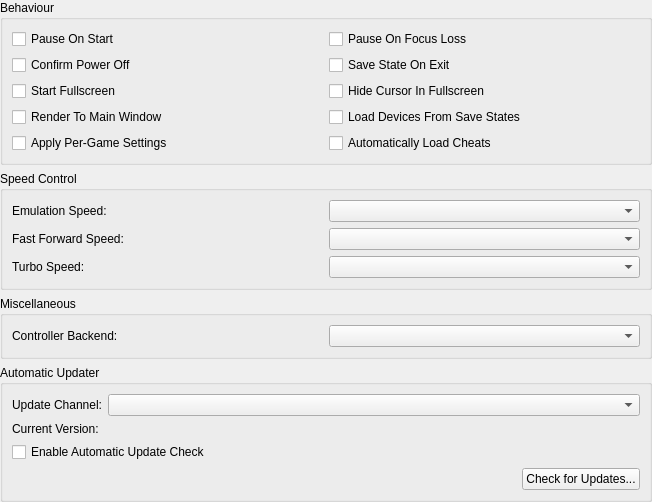
kofxi3584karlayang/duckstation, file src/duckstation-qt/generalsettingswidget.ui: the form before one commit.
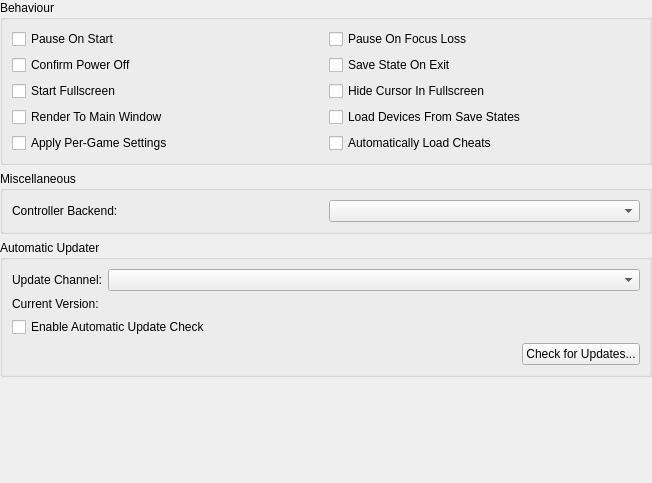
The form after the commit.

Commit message: Qt: Move emulation speed settings to console settings

Patch:
```diff
--- a/src/duckstation-qt/generalsettingswidget.ui
+++ b/src/duckstation-qt/generalsettingswidget.ui
@@ -105,45 +105,6 @@
      </layout>
     </widget>
    </item>
-   <item>
-    <widget class="QGroupBox" name="groupBox_3">
-     <property name="title">
-      <string>Speed Control</string>
-     </property>
-     <layout class="QGridLayout" name="formLayout">
-      <item row="0" column="0">
-       <widget class="QLabel" name="label_2">
-        <property name="text">
-         <string>Emulation Speed:</string>
-        </property>
-       </widget>
-      </item>
-      <item row="0" column="1">
-       <widget class="QComboBox" name="emulationSpeed"/>
-      </item>
-      <item row="1" column="0">
-       <widget class="QLabel" name="label_3">
-        <property name="text">
-         <string>Fast Forward Speed:</string>
-        </property>
-       </widget>
-      </item>
-      <item row="1" column="1">
-       <widget class="QComboBox" name="fastForwardSpeed"/>
-      </item>
-      <item row="2" column="0">
-       <widget class="QLabel" name="label_3">
-        <property name="text">
-         <string>Turbo Speed:</string>
-        </property>
-       </widget>
-      </item>
-      <item row="2" column="1">
-       <widget class="QComboBox" name="turboSpeed"/>
-      </item>
-     </layout>
-    </widget>
-   </item>
    <item>
     <widget class="QGroupBox" name="groupBox">
      <property name="title">
```
The commit also changes 5 other files.
